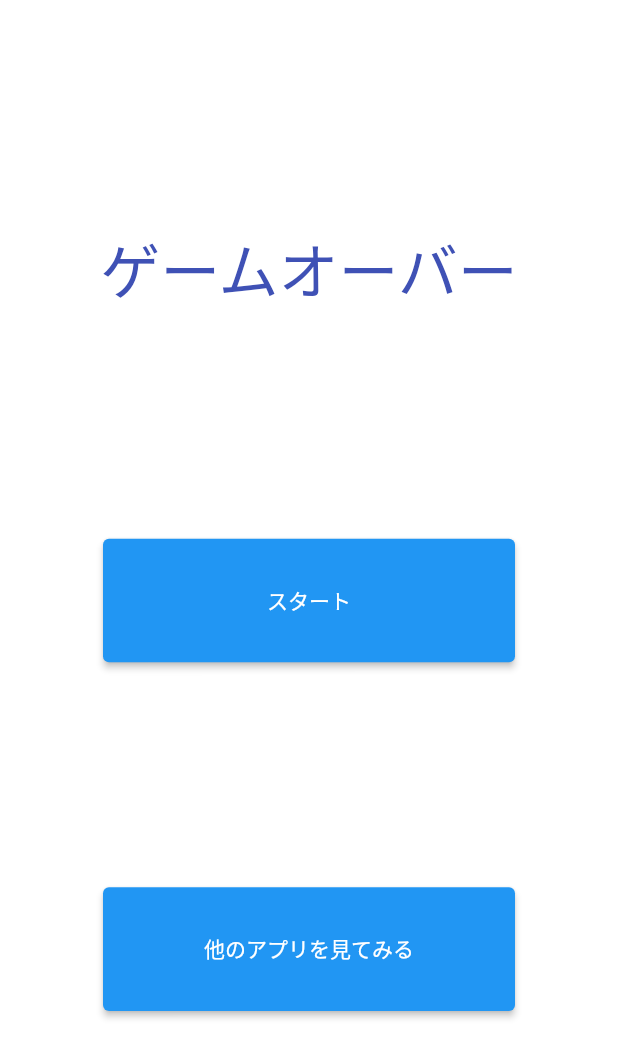
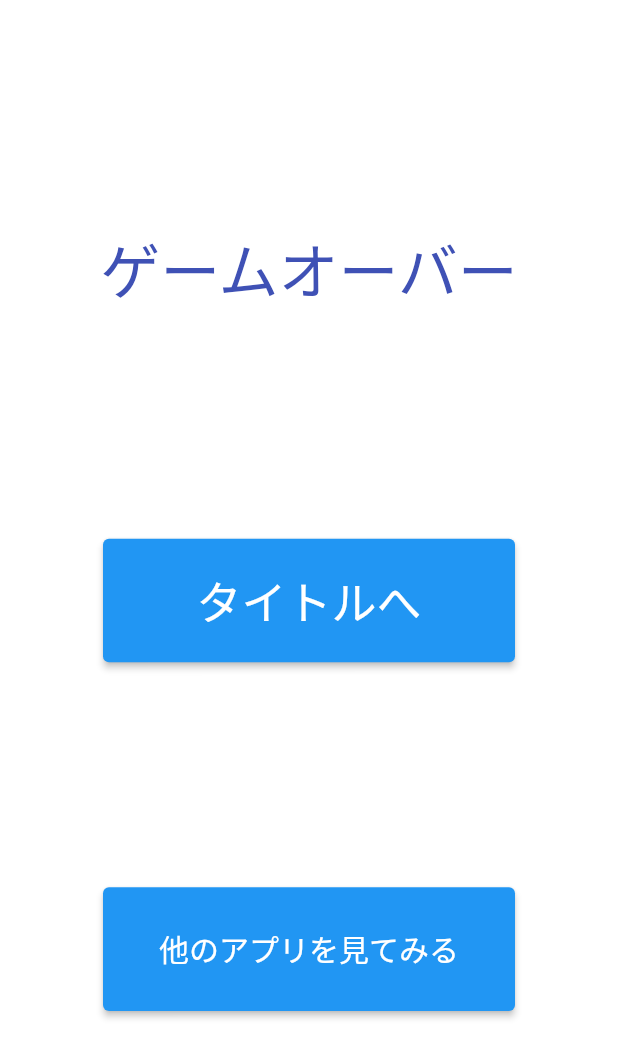
Before and after one commit to iseruuuuu/concentration_app, a Flutter app: the ResultScreen screen opened directly, on a phone screen of 412 x 824 dp. Shown: the top 1058 px of the screen. Run offline on Flutter 3.47's test engine with Material 2 defaults, Android fonts, the phone set to English and light mode, and no system bars; our stand-ins replace freezed_annotation, state_notifier; missing offline and left inert: flutter_state_notifier.

Commit message:
add: テキストのスタイルを変更

```diff
--- a/lib/result/result_screen.dart
+++ b/lib/result/result_screen.dart
@@ -32,16 +32,25 @@ class ResultScreen extends StatelessWidget {
                   height: size.width / 5,
                   child: ElevatedButton(
                     onPressed: () => context.read<ResultScreenController>().onTapTitle(),
-                    child: const Text('スタート'),
+                    child: const Text(
+                      'タイトルへ',
+                      style: TextStyle(
+                        fontSize: 30,
+                      ),
+                    ),
                   ),
                 ),
-
                 Container(
                   width: size.width / 1.5,
                   height: size.width / 5,
                   child: ElevatedButton(
                     onPressed: () => context.read<ResultScreenController>().onTapOtherAPP(),
-                    child: const Text('他のアプリを見てみる'),
+                    child: const Text(
+                      '他のアプリを見てみる',
+                      style: TextStyle(
+                        fontSize: 20,
+                      ),
+                    ),
                   ),
                 ),
               ],
```
